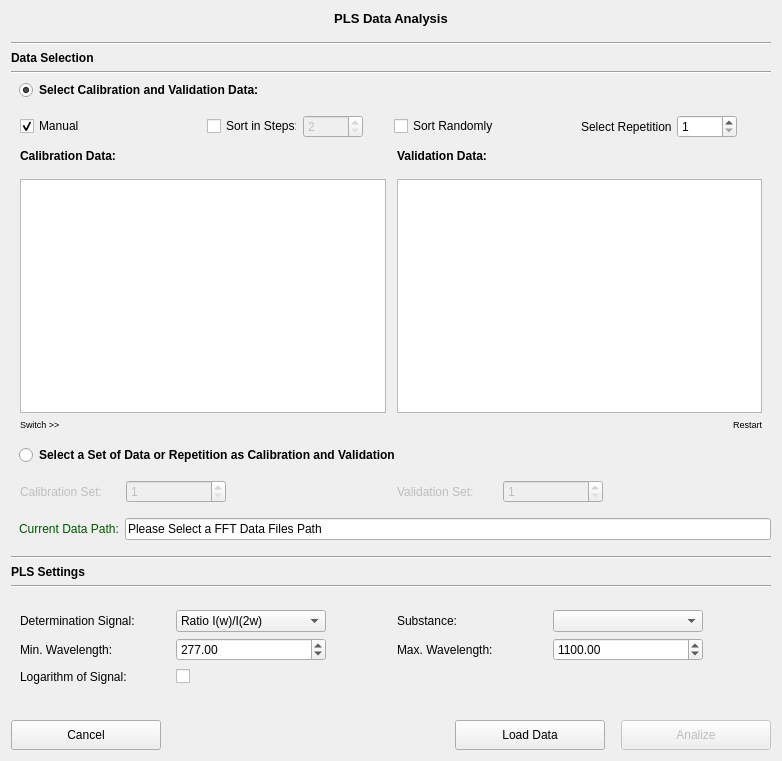
Before: the Qt Designer form pol_AnalizeData.ui in CesarCarvajal/Oxymetry-Backup-2018, drawn with Qt 5.
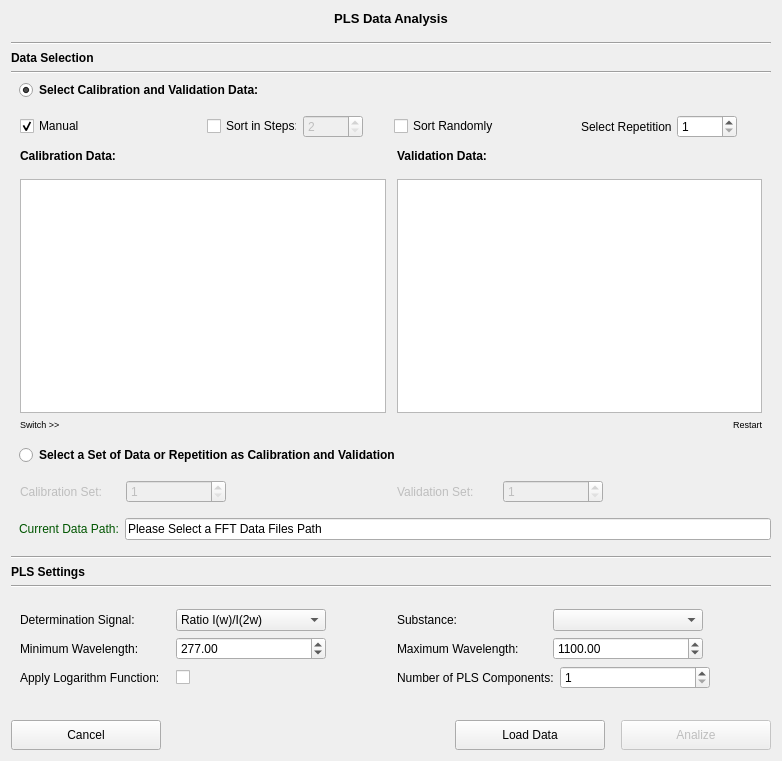
After: the same form once the commit is applied. Custom widgets are drawn as their Qt base class.

What changed in the file:
```diff
--- a/pol_AnalizeData.ui
+++ b/pol_AnalizeData.ui
@@ -958,7 +958,7 @@
                </size>
               </property>
               <property name="text">
-               <string>Max. Wavelength:</string>
+               <string>Maximum Wavelength:</string>
               </property>
              </widget>
             </item>
@@ -1089,7 +1089,7 @@
                </size>
               </property>
               <property name="text">
-               <string>Min. Wavelength:</string>
+               <string>Minimum Wavelength:</string>
               </property>
              </widget>
             </item>
@@ -1184,7 +1184,7 @@
                </size>
               </property>
               <property name="text">
-               <string>Logarithm of Signal:</string>
+               <string>Apply Logarithm Function:</string>
               </property>
              </widget>
             </item>
@@ -1235,6 +1235,52 @@
             </property>
            </spacer>
           </item>
+          <item row="2" column="2">
+           <layout class="QHBoxLayout" name="horizontalLayout_17">
+            <item>
+             <widget class="QLabel" name="label_9">
+              <property name="minimumSize">
+               <size>
+                <width>150</width>
+                <height>0</height>
+               </size>
+              </property>
+              <property name="text">
+               <string>Number of PLS Components:</string>
+              </property>
+             </widget>
+            </item>
+            <item>
+             <widget class="QSpinBox" name="spinBox_PLSComponents">
+              <property name="minimumSize">
+               <size>
+                <width>150</width>
+                <height>0</height>
+               </size>
+              </property>
+              <property name="minimum">
+               <number>1</number>
+              </property>
+              <property name="maximum">
+               <number>100000</number>
+              </property>
+             </widget>
+            </item>
+            <item>
+             <spacer name="horizontalSpacer_23">
+              <property name="orientation">
+               <enum>Qt::Horizontal</enum>
+              </property>
+              <property name="sizeHint" stdset="0">
+               <size>
+                <width>40</width>
+                <height>10</height>
+               </size>
+              </property>
+             </spacer>
+            </item>
+           </layout>
+          </item>
          </layout>
         </item>
        </layout>
```
